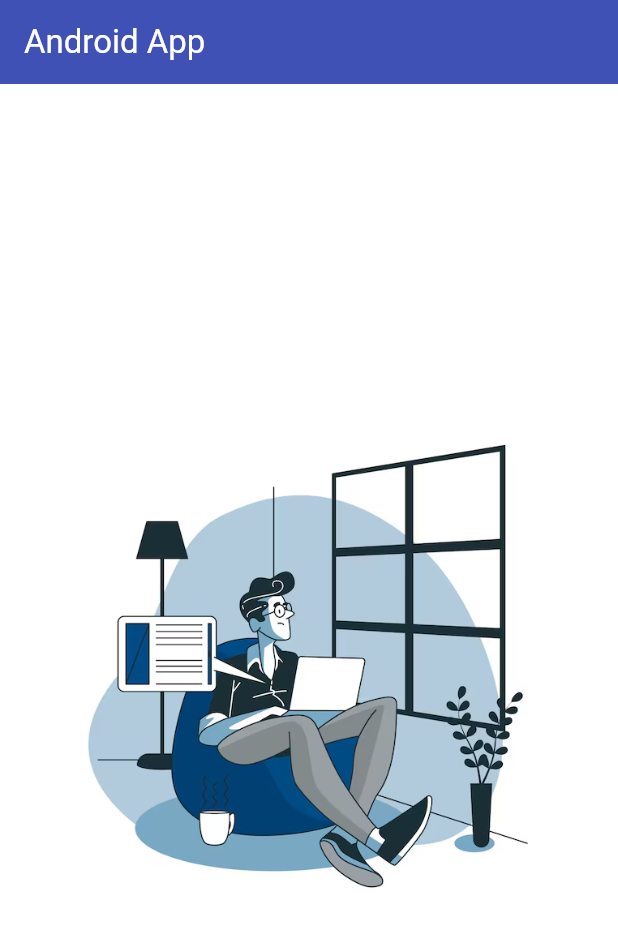
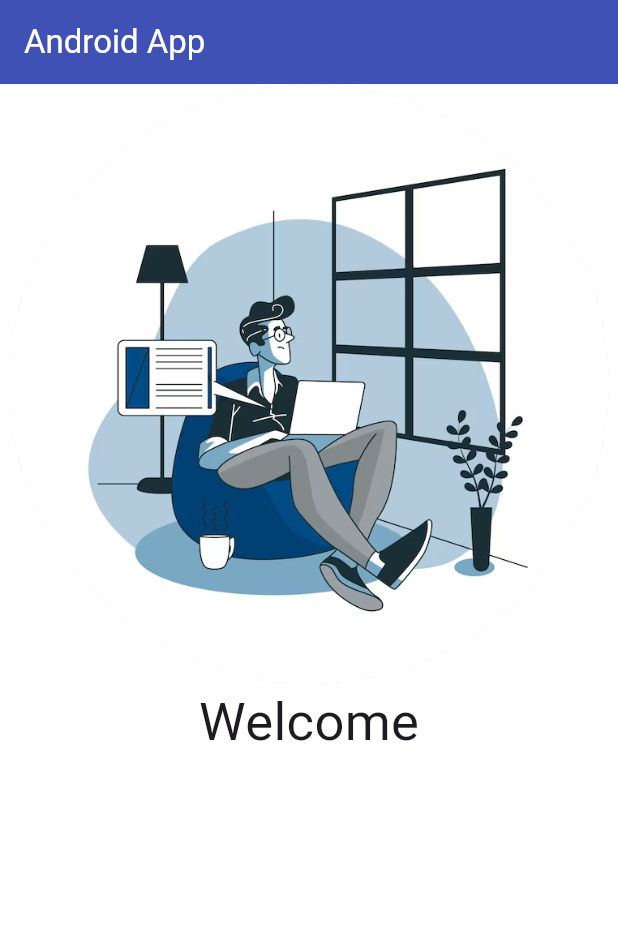
Before and after one commit to riazulrocky/welcome-page, a Flutter app: the screen it shows after launch, on a phone screen of 412 x 824 dp. Shown: the top 927 px of the screen. Run offline on Flutter 3.47's test engine with Material 3 defaults, Android fonts, the phone set to English and light mode, and no system bars.

Commit message:
welcome page

```diff
--- a/lib/homepage.dart
+++ b/lib/homepage.dart
@@ -1,4 +1,6 @@
+import 'package:flutter/cupertino.dart';
 import 'package:flutter/material.dart';
+import 'package:flutter/widgets.dart';
 
 class homepage extends StatelessWidget {
   const homepage({super.key});
@@ -13,14 +15,20 @@ class homepage extends StatelessWidget {
             style: TextStyle(color: Colors.white),
           ),
           backgroundColor: Colors.indigo),
-
-          body: const Center(
-            child: Image(
-              height: 400,
-              width: 400,
-              image: AssetImage('assets/images/illustration.png'),
+      body: const Column(
+        children: [
+          CircleAvatar(
+            radius: 200,
+            foregroundImage: AssetImage('assets/images/illustration.png'),
+          ),
+          Center(
+            child: Text(
+              'Welcome',
+              style: TextStyle(fontSize: 35),
             ),
-          ),
+          )
+        ],
+      ),
     );
   }
 }
```
